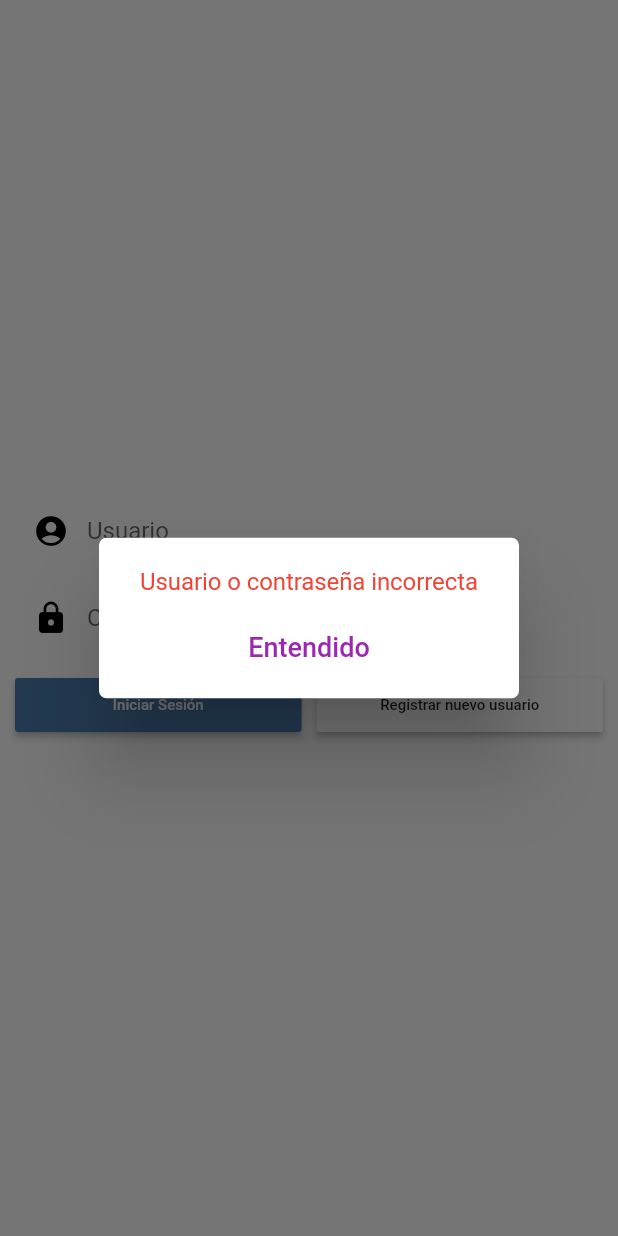
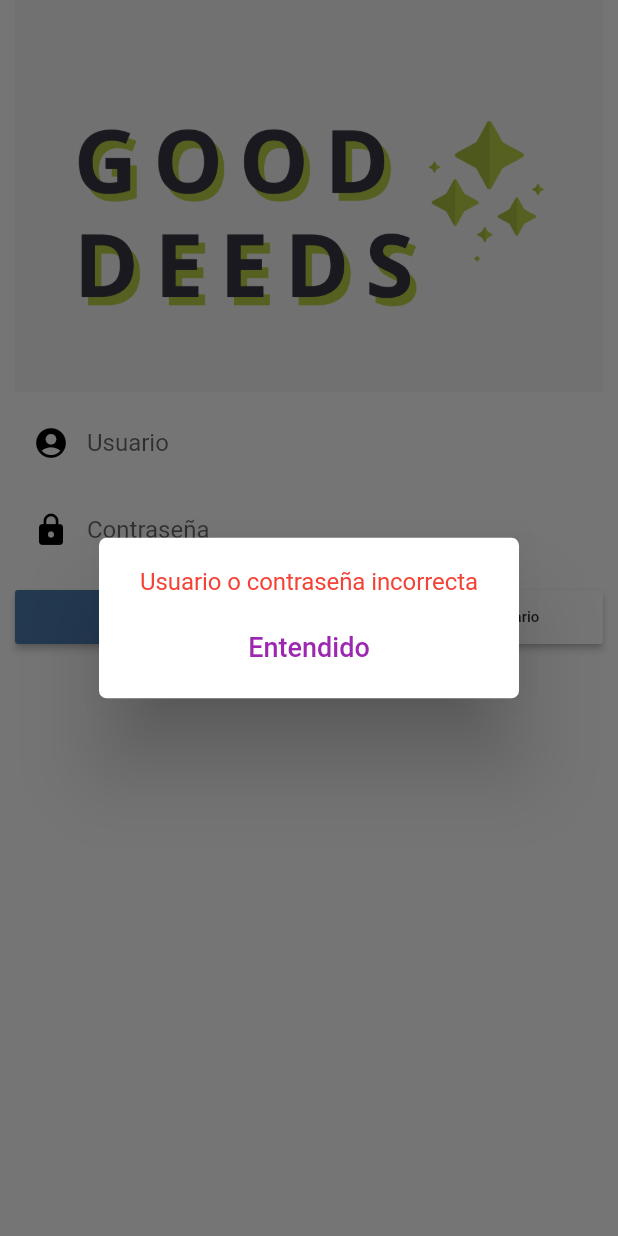
Before and after one commit to pablomdd/Buenas-Acciones-User-App, a Flutter app: the screen it shows after launch, after a tap on "Iniciar Sesión", on a phone screen of 412 x 824 dp. Run offline on Flutter 3.47's test engine with Material 2 defaults, Android fonts, the phone set to English and light mode, and no system bars; Roboto replaces fonts that are missing (WorkSans).

Commit message:
Fixed bugs and added the logo.

```diff
--- a/buenasacciones/lib/UI/logIn_screen.dart
+++ b/buenasacciones/lib/UI/logIn_screen.dart
@@ -1,4 +1,3 @@
-import 'package:buenasacciones/UI/Widgets/login_form.dart';
 import 'package:flutter/cupertino.dart';
 import 'package:flutter/material.dart';
 import 'package:http/http.dart' as http;
@@ -54,7 +53,16 @@ class _LoginScreenState extends State<LoginScreen> {
       body: Padding(
         padding: EdgeInsets.only(top: statusH, left: 10, right: 10),
         child: Center(
-          child: Column(mainAxisSize: MainAxisSize.min, children: <Widget>[
+            child: ListView(children: <Widget>[
+          Column(mainAxisSize: MainAxisSize.min, children: <Widget>[
+            AspectRatio(
+              aspectRatio: 1.5,
+              child: Image.asset(
+                "lib/assets/gooddeeds.jpeg",
+                fit: BoxFit.cover,
+              ),
+            ),
+            SizedBox(height: 10),
             TextField(
               controller: _userControl,
               decoration: InputDecoration(
@@ -135,7 +143,7 @@ class _LoginScreenState extends State<LoginScreen> {
               ],
             ),
           ]),
-        ),
+        ])),
       ),
     );
   }
@@ -144,7 +152,8 @@ class _LoginScreenState extends State<LoginScreen> {
     String username = _userControl.text;
     String password = _passwordControl.text;
 
-    if (username == 'admin@hotmail.com' && password == 'password') {
+    if (username.trim().toLowerCase() == 'admin@hotmail.com' &&
+        password == 'password') {
       Navigator.pushNamed(context, "/feed");
     } else {
       setState(() {
```
